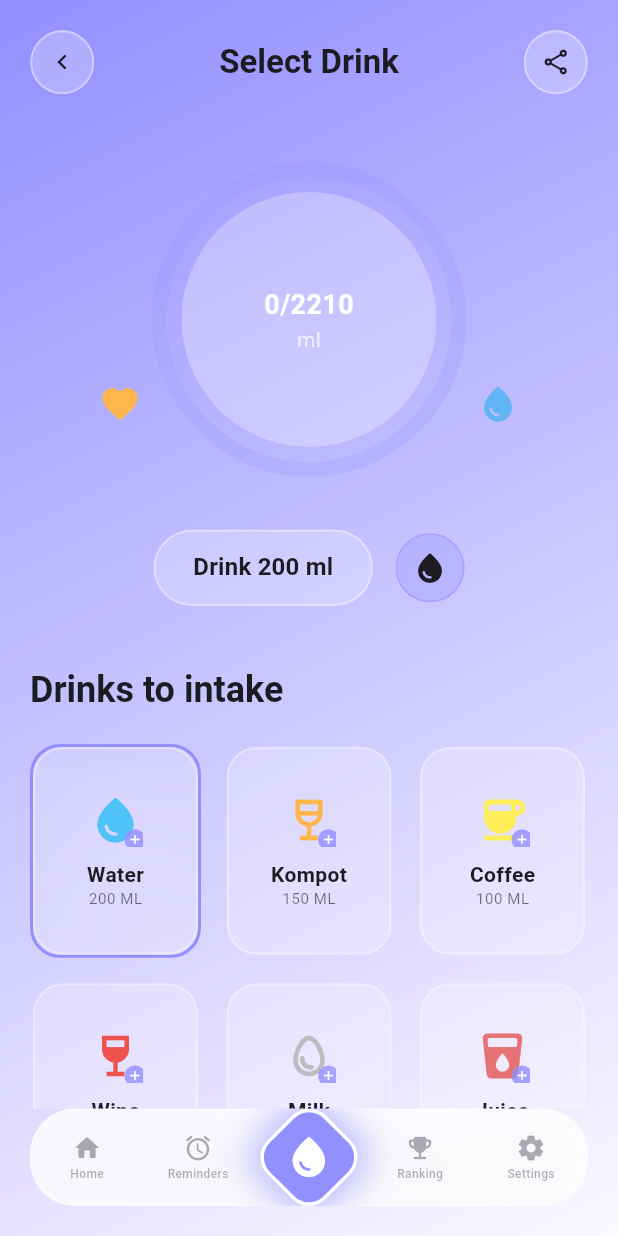
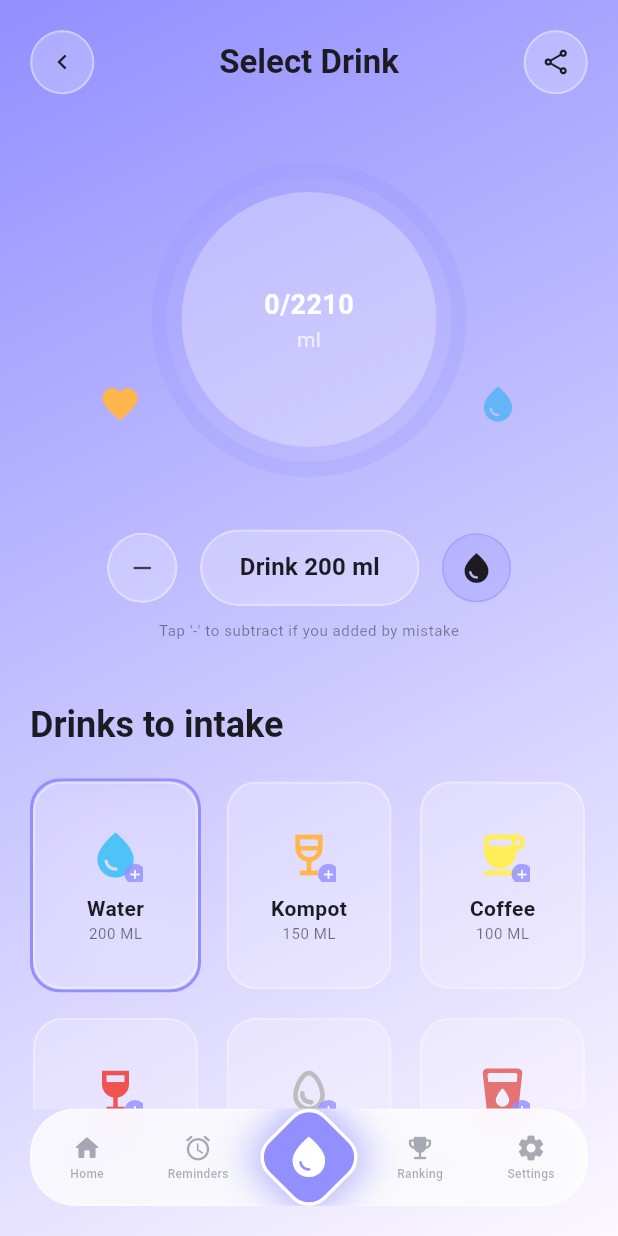
Before and after one commit to michalis-oik/AquaTrackerApp, a Flutter app: the MainScreen screen opened by its route, scrolled down 115 dp, after a tap on the "water drop" icon, on a phone screen of 412 x 824 dp. Run offline on Flutter 3.47's test engine with Material 3 defaults, Android fonts, the phone set to English and light mode, and no system bars; drawn by our look-alikes of fl_chart, percent_indicator; our stand-ins replace firebase_auth, firebase_core, google_sign_in; accounts and stored records are empty; network calls fail.

Commit message:
added a subtract button

```diff
--- a/lib/pages/drink_selection_page.dart
+++ b/lib/pages/drink_selection_page.dart
@@ -14,6 +14,7 @@ class DrinkSelectionPage extends StatefulWidget {
   final int dailyGoal;
   final Map<String, dynamic> initialSelectedDrink;
   final Function(int) onDrinkAdded;
+  final Function(int) onDrinkRemoved;
   final Function(Map<String, dynamic>) onDrinkSelected;
   final VoidCallback onClose;
 
@@ -23,6 +24,7 @@ class DrinkSelectionPage extends StatefulWidget {
     required this.dailyGoal,
     required this.initialSelectedDrink,
     required this.onDrinkAdded,
+    required this.onDrinkRemoved,
     required this.onDrinkSelected,
     required this.onClose,
   });
@@ -57,6 +59,22 @@ class _DrinkSelectionPageState extends State<DrinkSelectionPage> {
       _currentIntake += amount;
     });
     widget.onDrinkAdded(amount);
+  }
+
+  void _removeDrink() {
+    int amount = _selectedDrink['defaultAmount'] as int;
+    if (_currentIntake >= amount) {
+      setState(() {
+        _currentIntake -= amount;
+      });
+      widget.onDrinkRemoved(amount);
+    } else if (_currentIntake > 0) {
+      int remaining = _currentIntake;
+      setState(() {
+        _currentIntake = 0;
+      });
+      widget.onDrinkRemoved(remaining);
+    }
   }
 
   @override
@@ -119,6 +137,19 @@ class _DrinkSelectionPageState extends State<DrinkSelectionPage> {
                           mainAxisAlignment: MainAxisAlignment.center,
                           children: [
                             GestureDetector(
+                              onTap: _removeDrink,
+                              child: GlassmorphismCard(
+                                padding: const EdgeInsets.all(12),
+                                borderRadius: 50,
+                                child: Icon(
+                                  Icons.remove,
+                                  color: colorScheme.onSurface.withValues(alpha: 0.8),
+                                  size: 20,
+                                ),
+                              ),
+                            ),
+                            const SizedBox(width: 15),
+                            GestureDetector(
                               onTap: _addDrink,
                               child: GlassmorphismCard(
                                 padding: const EdgeInsets.symmetric(horizontal: 25, vertical: 12),
@@ -147,6 +178,14 @@ class _DrinkSelectionPageState extends State<DrinkSelectionPage> {
                               ),
                             ),
                           ],
+                        ),
+                        const SizedBox(height: 10),
+                        Text(
+                          "Tap '-' to subtract if you added by mistake",
+                          style: textTheme.bodySmall?.copyWith(
+                            color: colorScheme.onSurface.withValues(alpha: 0.5),
+                            fontSize: 10,
+                          ),
                         ),
 
                         const SizedBox(height: 40),
```
Also changed, not shown: lib/pages/main_screen.dart (+7 -0 lines).
